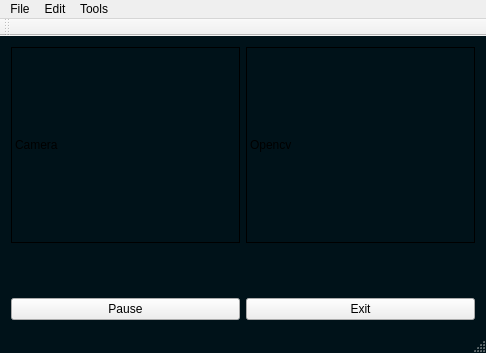
Above: ShapeDetection/shapedetection.ui from aysenurozkann/Shape-Detection before the change. Below: the same form after it.
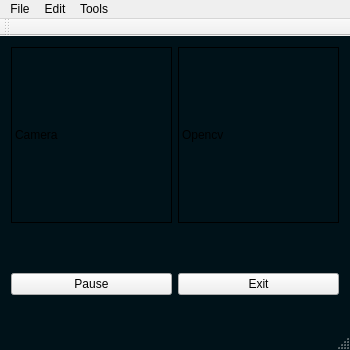
That is the form after the change.

The edit to the form file:
```diff
--- a/ShapeDetection/shapedetection.ui
+++ b/ShapeDetection/shapedetection.ui
@@ -6,8 +6,8 @@
    <rect>
     <x>0</x>
     <y>0</y>
-    <width>486</width>
-    <height>353</height>
+    <width>350</width>
+    <height>350</height>
    </rect>
   </property>
   <property name="minimumSize">
@@ -79,7 +79,7 @@
         </item>
         <item>
          <layout class="QHBoxLayout" name="horizontalLayout_2">
-          <item>
+          <item alignment="Qt::AlignTop">
            <widget class="QPushButton" name="pushButton_3">
             <property name="styleSheet">
              <string notr="true">
@@ -92,7 +92,7 @@
             </property>
            </widget>
           </item>
-          <item>
+          <item alignment="Qt::AlignTop">
            <widget class="QPushButton" name="pushButton_4">
             <property name="styleSheet">
              <string notr="true"/>
@@ -115,7 +115,7 @@
     <rect>
      <x>0</x>
      <y>0</y>
-     <width>486</width>
+     <width>350</width>
      <height>21</height>
     </rect>
    </property>
```
Left out of the diff: 5 changed lines with no effect on the pictures.
